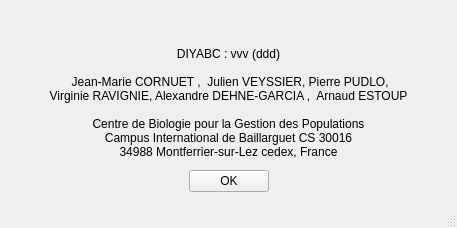
This is gui/src/uis/about.ui in cbgp/diyabc as Qt 5 draws it before an edit. The edited form follows.
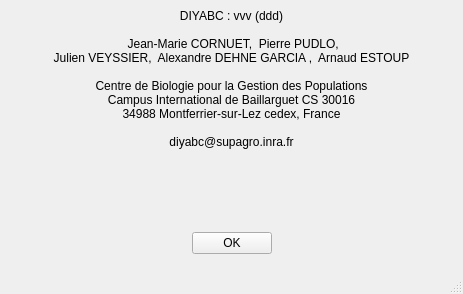
This is the edited form.

Commit message: -Ravigne +diyabc@supagro.inra.fr

```diff
--- a/gui/src/uis/about.ui
+++ b/gui/src/uis/about.ui
@@ -9,8 +9,8 @@
    <rect>
     <x>0</x>
     <y>0</y>
-    <width>457</width>
-    <height>228</height>
+    <width>463</width>
+    <height>294</height>
    </rect>
   </property>
   <property name="windowTitle">
@@ -18,27 +18,29 @@
   </property>
   <widget class="QWidget" name="centralwidget">
    <layout class="QVBoxLayout" name="verticalLayout">
-    <item>
-     <widget class="QLabel" name="logoLabel">
-      <property name="text">
-       <string/>
-      </property>
-      <property name="alignment">
-       <set>Qt::AlignCenter</set>
-      </property>
-     </widget>
-    </item>
     <item>
      <widget class="QLabel" name="infoLabel">
       <property name="text">
        <string>DIYABC : vvv (ddd) 
 
- Jean-Marie CORNUET ,  Julien VEYSSIER, Pierre PUDLO,
-Virginie RAVIGNIE, Alexandre DEHNE-GARCIA ,  Arnaud ESTOUP
+ Jean-Marie CORNUET,  Pierre PUDLO,
+Julien VEYSSIER,  Alexandre DEHNE GARCIA ,  Arnaud ESTOUP
 
 Centre de Biologie pour la Gestion des Populations
 Campus International de Baillarguet CS 30016
-34988 Montferrier-sur-Lez cedex, France</string>
+34988 Montferrier-sur-Lez cedex, France
+
+diyabc@supagro.inra.fr</string>
+      </property>
+      <property name="alignment">
+       <set>Qt::AlignCenter</set>
+      </property>
+     </widget>
+    </item>
+    <item>
+     <widget class="QLabel" name="logoLabel">
+      <property name="text">
+       <string/>
       </property>
       <property name="alignment">
        <set>Qt::AlignCenter</set>
```
Left out of the diff: 4 changed lines with no effect on the pictures.
